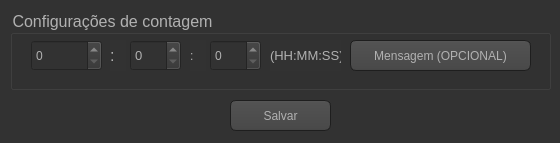
Above: Despertador/jnlconfig.ui from Nintersoft/Microcontador before the change. Below: the same form after it.
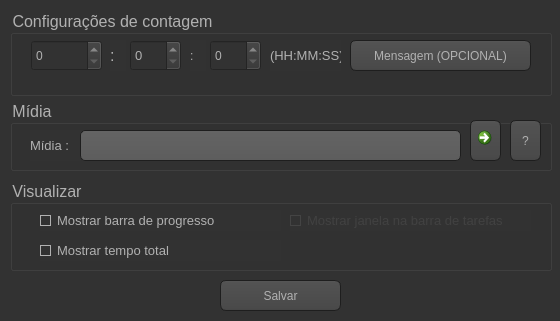
That is the form after the change. Icons and pictures are not drawn.

The edit to the form file:
```diff
--- a/Despertador/jnlconfig.ui
+++ b/Despertador/jnlconfig.ui
@@ -13,7 +13,7 @@
     <x>0</x>
     <y>0</y>
     <width>560</width>
-    <height>143</height>
+    <height>321</height>
    </rect>
   </property>
   <property name="sizePolicy">
@@ -493,9 +493,9 @@
   <widget class="QPushButton" name="btSalvar">
    <property name="geometry">
     <rect>
-     <x>230</x>
-     <y>100</y>
-     <width>101</width>
+     <x>220</x>
+     <y>280</y>
+     <width>121</width>
      <height>31</height>
     </rect>
    </property>
@@ -513,8 +513,8 @@
     <rect>
      <x>10</x>
      <y>10</y>
-     <width>541</width>
-     <height>80</height>
+     <width>542</width>
+     <height>86</height>
     </rect>
    </property>
    <property name="font">
@@ -632,6 +632,165 @@
     </property>
    </widget>
   </widget>
+  <widget class="QGroupBox" name="grupoObjetos">
+   <property name="geometry">
+    <rect>
+     <x>10</x>
+     <y>180</y>
+     <width>542</width>
+     <height>91</height>
+    </rect>
+   </property>
+   <property name="font">
+    <font>
+     <pointsize>12</pointsize>
+    </font>
+   </property>
+   <property name="title">
+    <string>Visualizar</string>
+   </property>
+   <widget class="QCheckBox" name="cmBarra">
+    <property name="geometry">
+     <rect>
+      <x>30</x>
+      <y>30</y>
+      <width>241</width>
+      <height>21</height>
+     </rect>
+    </property>
+    <property name="font">
+     <font>
+      <pointsize>10</pointsize>
+     </font>
+    </property>
+    <property name="text">
+     <string>Mostrar barra de progresso</string>
+    </property>
+    <property name="checked">
+     <bool>true</bool>
+    </property>
+   </widget>
+   <widget class="QCheckBox" name="cmJanela">
+    <property name="enabled">
+     <bool>false</bool>
+    </property>
+    <property name="geometry">
+     <rect>
+      <x>280</x>
+      <y>30</y>
+      <width>241</width>
+      <height>21</height>
+     </rect>
+    </property>
+    <property name="font">
+     <font>
+      <pointsize>10</pointsize>
+     </font>
+    </property>
+    <property name="text">
+     <string>Mostrar janela na barra de tarefas</string>
+    </property>
+    <property name="checked">
+     <bool>true</bool>
+    </property>
+   </widget>
+   <widget class="QCheckBox" name="cmTmpTot">
+    <property name="geometry">
+     <rect>
+      <x>30</x>
+      <y>60</y>
+      <width>241</width>
+      <height>21</height>
+     </rect>
+    </property>
+    <property name="font">
+     <font>
+      <pointsize>10</pointsize>
+     </font>
+    </property>
+    <property name="text">
+     <string>Mostrar tempo total</string>
+    </property>
+    <property name="checked">
+     <bool>true</bool>
+    </property>
+   </widget>
+  </widget>
+  <widget class="QGroupBox" name="grupoMidia">
+   <property name="geometry">
+    <rect>
+     <x>10</x>
+     <y>100</y>
+     <width>542</width>
+     <height>71</height>
+    </rect>
+   </property>
+   <property name="font">
+    <font>
+     <pointsize>12</pointsize>
+    </font>
+   </property>
+   <property name="title">
+    <string>Mídia</string>
+   </property>
+   <widget class="QLabel" name="txtMidia">
+    <property name="geometry">
+     <rect>
+      <x>20</x>
+      <y>30</y>
+      <width>51</width>
+      <height>31</height>
+     </rect>
+    </property>
+    <property name="font">
+     <font>
+      <pointsize>10</pointsize>
+     </font>
+    </property>
+    <property name="text">
+     <string>Mídia :</string>
+    </property>
+   </widget>
+   <widget class="QLineEdit" name="edtMidia">
+    <property name="geometry">
+     <rect>
+      <x>70</x>
+      <y>30</y>
+      <width>381</width>
+      <height>31</height>
+     </rect>
+    </property>
+    <property name="readOnly">
+     <bool>true</bool>
+    </property>
+   </widget>
+   <widget class="QCommandLinkButton" name="btAbrirMidia">
+    <property name="geometry">
+     <rect>
+      <x>460</x>
+      <y>20</y>
+      <width>31</width>
+      <height>41</height>
+     </rect>
+    </property>
+    <property name="text">
+     <string/>
+    </property>
+   </widget>
+   <widget class="QPushButton" name="bjAjMidia">
+    <property name="geometry">
+     <rect>
+      <x>500</x>
+      <y>20</y>
+      <width>31</width>
+      <height>41</height>
+     </rect>
+    </property>
+    <property name="text">
+     <string>?</string>
+    </property>
+   </widget>
+  </widget>
  </widget>
  <resources/>
  <connections/>
```
Left out of the diff: 2 changed lines with no effect on the pictures.
